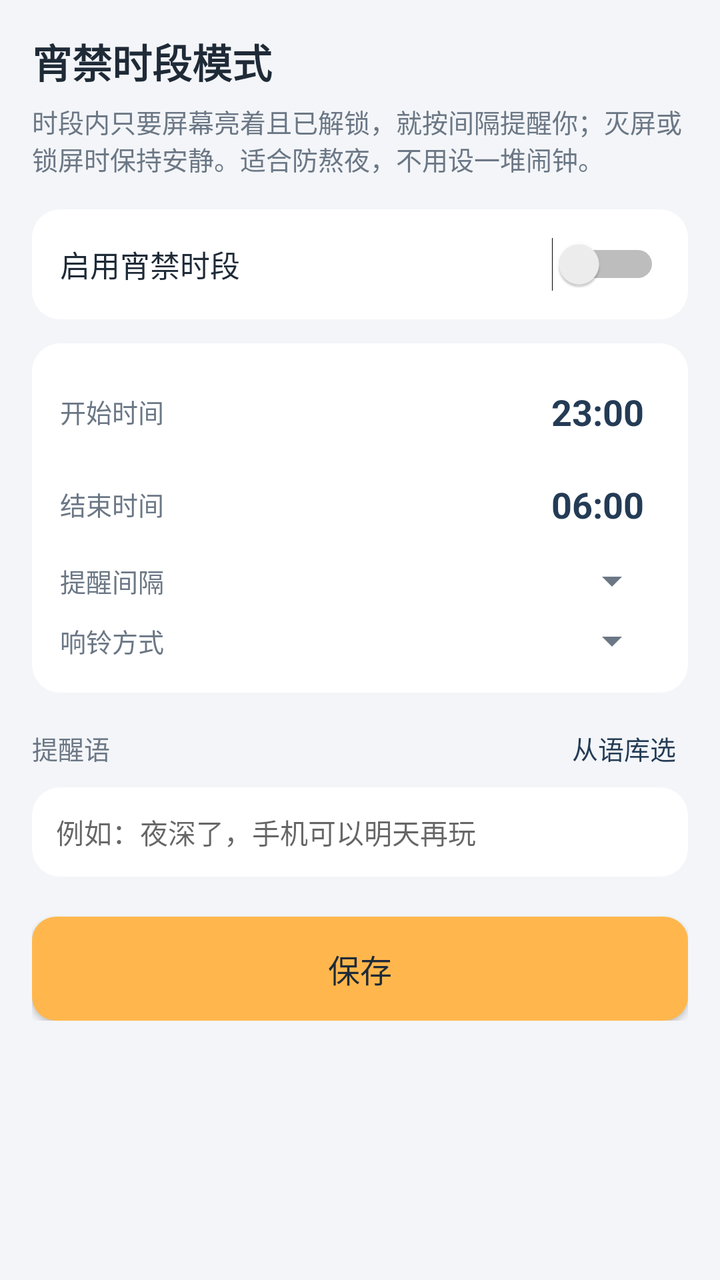
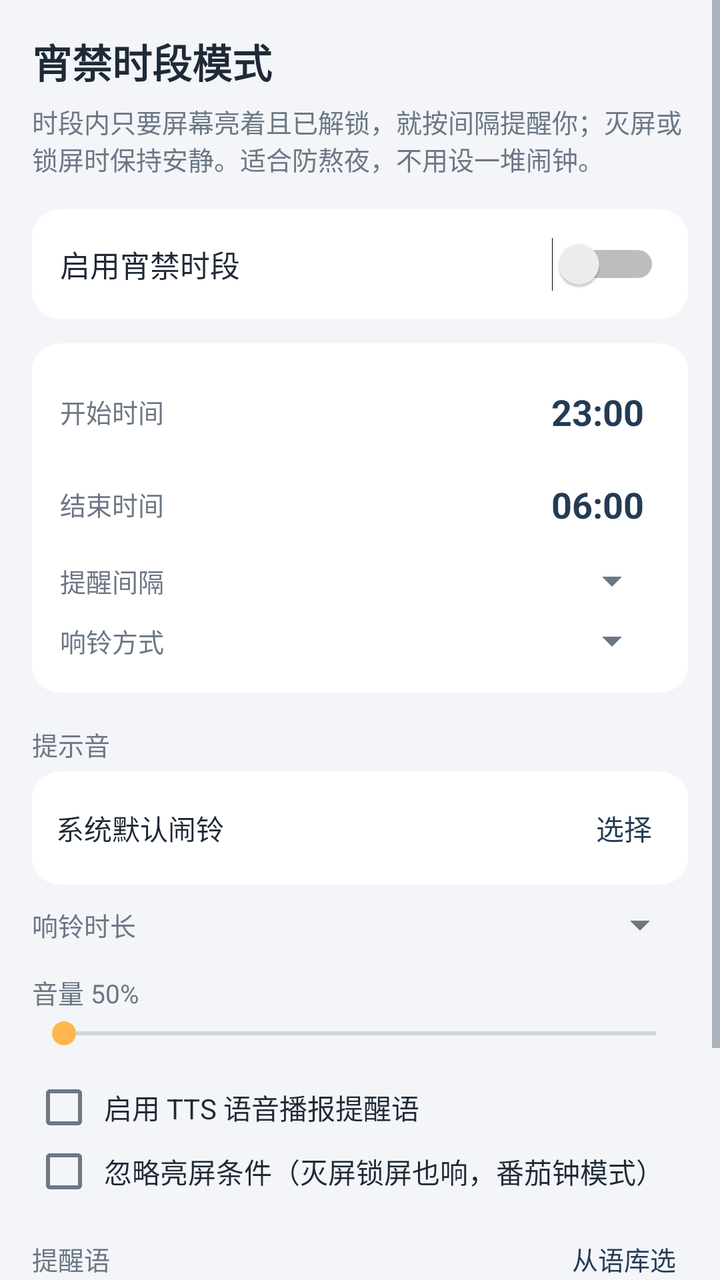

Compare the two renders of this Android layout. The source of the first and the diff that turns it into the second are given below.
<!-- AndroidManifest.xml: application theme Theme.LightAlarm -->
<!-- res/layout/activity_curfew.xml -->
<?xml version="1.0" encoding="utf-8"?>
<ScrollView xmlns:android="http://schemas.android.com/apk/res/android"
    android:layout_width="match_parent"
    android:layout_height="match_parent"
    android:background="@color/bg">

    <LinearLayout
        android:layout_width="match_parent"
        android:layout_height="wrap_content"
        android:orientation="vertical"
        android:padding="16dp">

        <TextView
            android:layout_width="wrap_content"
            android:layout_height="wrap_content"
            android:text="宵禁时段模式"
            android:textColor="@color/text"
            android:textSize="20sp"
            android:textStyle="bold" />

        <TextView
            android:layout_width="match_parent"
            android:layout_height="wrap_content"
            android:paddingTop="6dp"
            android:text="时段内只要屏幕亮着且已解锁，就按间隔提醒你；灭屏或锁屏时保持安静。适合防熬夜，不用设一堆闹钟。"
            android:textColor="@color/sub"
            android:textSize="13sp" />

        <LinearLayout
            android:layout_width="match_parent"
            android:layout_height="wrap_content"
            android:layout_marginTop="16dp"
            android:background="@drawable/bg_card"
            android:gravity="center_vertical"
            android:orientation="horizontal"
            android:padding="14dp">

            <TextView
                android:layout_width="0dp"
                android:layout_height="wrap_content"
                android:layout_weight="1"
                android:text="启用宵禁时段"
                android:textColor="@color/text"
                android:textSize="15sp" />

            <Switch
                android:id="@+id/switchCurfewEnable"
                android:layout_width="wrap_content"
                android:layout_height="wrap_content" />
        </LinearLayout>

        <LinearLayout
            android:layout_width="match_parent"
            android:layout_height="wrap_content"
            android:layout_marginTop="12dp"
            android:background="@drawable/bg_card"
            android:orientation="vertical"
            android:padding="14dp">

            <LinearLayout
                android:layout_width="match_parent"
                android:layout_height="wrap_content"
                android:gravity="center_vertical"
                android:orientation="horizontal">

                <TextView
                    android:layout_width="0dp"
                    android:layout_height="wrap_content"
                    android:layout_weight="1"
                    android:text="开始时间"
                    android:textColor="@color/sub"
                    android:textSize="13sp" />

                <TextView
                    android:id="@+id/btnCurfewStart"
                    android:layout_width="wrap_content"
                    android:layout_height="wrap_content"
                    android:padding="8dp"
                    android:text="23:00"
                    android:textColor="@color/primary"
                    android:textSize="18sp"
                    android:textStyle="bold" />
            </LinearLayout>

            <LinearLayout
                android:layout_width="match_parent"
                android:layout_height="wrap_content"
                android:layout_marginTop="6dp"
                android:gravity="center_vertical"
                android:orientation="horizontal">

                <TextView
                    android:layout_width="0dp"
                    android:layout_height="wrap_content"
                    android:layout_weight="1"
                    android:text="结束时间"
                    android:textColor="@color/sub"
                    android:textSize="13sp" />

                <TextView
                    android:id="@+id/btnCurfewEnd"
                    android:layout_width="wrap_content"
                    android:layout_height="wrap_content"
                    android:padding="8dp"
                    android:text="06:00"
                    android:textColor="@color/primary"
                    android:textSize="18sp"
                    android:textStyle="bold" />
            </LinearLayout>

            <LinearLayout
                android:layout_width="match_parent"
                android:layout_height="wrap_content"
                android:layout_marginTop="6dp"
                android:gravity="center_vertical"
                android:orientation="horizontal">

                <TextView
                    android:layout_width="0dp"
                    android:layout_height="wrap_content"
                    android:layout_weight="1"
                    android:text="提醒间隔"
                    android:textColor="@color/sub"
                    android:textSize="13sp" />

                <Spinner
                    android:id="@+id/spCurfewInterval"
                    android:layout_width="wrap_content"
                    android:layout_height="wrap_content" />
            </LinearLayout>

            <LinearLayout
                android:layout_width="match_parent"
                android:layout_height="wrap_content"
                android:layout_marginTop="6dp"
                android:gravity="center_vertical"
                android:orientation="horizontal">

                <TextView
                    android:layout_width="0dp"
                    android:layout_height="wrap_content"
                    android:layout_weight="1"
                    android:text="响铃方式"
                    android:textColor="@color/sub"
                    android:textSize="13sp" />

                <Spinner
                    android:id="@+id/spCurfewSoundMode"
                    android:layout_width="wrap_content"
                    android:layout_height="wrap_content" />
            </LinearLayout>
        </LinearLayout>

        <LinearLayout
            android:layout_width="match_parent"
            android:layout_height="wrap_content"
            android:layout_marginTop="12dp"
            android:gravity="center_vertical"
            android:orientation="horizontal">

            <TextView
                android:layout_width="0dp"
                android:layout_height="wrap_content"
                android:layout_weight="1"
                android:text="提醒语"
                android:textColor="@color/sub"
                android:textSize="13sp" />

            <TextView
                android:id="@+id/btnCurfewPhrases"
                android:layout_width="wrap_content"
                android:layout_height="wrap_content"
                android:padding="6dp"
                android:text="从语库选"
                android:textColor="@color/primary"
                android:textSize="13sp" />
        </LinearLayout>

        <EditText
            android:id="@+id/etCurfewMessage"
            android:layout_width="match_parent"
            android:layout_height="wrap_content"
            android:layout_marginTop="4dp"
            android:background="@drawable/bg_card"
            android:hint="例如：夜深了，手机可以明天再玩"
            android:inputType="text"
            android:padding="12dp"
            android:singleLine="true"
            android:textColor="@color/text"
            android:textSize="14sp" />

        <Button
            android:id="@+id/btnCurfewSave"
            android:layout_width="match_parent"
            android:layout_height="52dp"
            android:layout_marginTop="20dp"
            android:background="@drawable/bg_button_primary"
            android:text="保存"
            android:textAllCaps="false"
            android:textColor="#FF1F2A37"
            android:textSize="16sp" />

    </LinearLayout>
</ScrollView>
<!-- resources referenced by this layout -->
<resources>
  <color name="bg">#FFF3F5F8</color>
  <color name="primary">#FF243B55</color>
  <color name="sub">#FF6B7785</color>
  <color name="text">#FF1F2A37</color>
  <!-- drawable bg_button_primary (drawable) -->
  <?xml version="1.0" encoding="utf-8"?>
  <shape xmlns:android="http://schemas.android.com/apk/res/android"
      android:shape="rectangle">
      <solid android:color="@color/accent" />
      <corners android:radius="12dp" />
  </shape>
  <!-- drawable bg_card (drawable) -->
  <?xml version="1.0" encoding="utf-8"?>
  <shape xmlns:android="http://schemas.android.com/apk/res/android"
      android:shape="rectangle">
      <solid android:color="@color/card" />
      <corners android:radius="14dp" />
  </shape>
  <style name="Theme.LightAlarm" parent="Theme.AppCompat.Light.NoActionBar">
          <item name="colorPrimary">@color/primary</item>
          <item name="colorPrimaryDark">@color/primary_dark</item>
          <item name="colorAccent">@color/accent</item>
          <item name="android:windowBackground">@color/bg</item>
          <item name="android:statusBarColor">@color/primary_dark</item>
          <item name="android:textColorPrimary">@color/text</item>
          <item name="android:textColorSecondary">@color/sub</item>
      </style>
  <color name="accent">#FFFFB74D</color>
  <color name="card">#FFFFFFFF</color>
  <color name="primary_dark">#FF16232F</color>
</resources>

<!-- the commit's change to res/layout/activity_curfew.xml (unified diff, before → after) -->
@@ -150,6 +150,99 @@
                     android:layout_height="wrap_content" />
             </LinearLayout>
         </LinearLayout>
+
+        
+        <TextView
+            android:layout_width="wrap_content"
+            android:layout_height="wrap_content"
+            android:layout_marginTop="16dp"
+            android:text="提示音"
+            android:textColor="@color/sub"
+            android:textSize="13sp" />
+
+        <LinearLayout
+            android:layout_width="match_parent"
+            android:layout_height="wrap_content"
+            android:layout_marginTop="4dp"
+            android:background="@drawable/bg_card"
+            android:gravity="center_vertical"
+            android:orientation="horizontal"
+            android:padding="12dp">
+
+            <TextView
+                android:id="@+id/tvCurfewSound"
+                android:layout_width="0dp"
+                android:layout_height="wrap_content"
+                android:layout_weight="1"
+                android:text="系统默认闹铃"
+                android:textColor="@color/text"
+                android:textSize="14sp" />
+
+            <TextView
+                android:id="@+id/btnCurfewPickSound"
+                android:layout_width="wrap_content"
+                android:layout_height="wrap_content"
+                android:padding="6dp"
+                android:text="选择"
+                android:textColor="@color/primary"
+                android:textSize="14sp" />
+        </LinearLayout>
+
+        <LinearLayout
+            android:layout_width="match_parent"
+            android:layout_height="wrap_content"
+            android:layout_marginTop="8dp"
+            android:gravity="center_vertical"
+            android:orientation="horizontal">
+
+            <TextView
+                android:layout_width="90dp"
+                android:layout_height="wrap_content"
+                android:text="响铃时长"
+                android:textColor="@color/sub"
+                android:textSize="13sp" />
+
+            <Spinner
+                android:id="@+id/spCurfewRingSeconds"
+                android:layout_width="0dp"
+                android:layout_height="wrap_content"
+                android:layout_weight="1" />
+        </LinearLayout>
+
+        <TextView
+            android:id="@+id/tvCurfewVolumeLabel"
+            android:layout_width="wrap_content"
+            android:layout_height="wrap_content"
+            android:layout_marginTop="12dp"
+            android:text="音量 50%"
+            android:textColor="@color/sub"
+            android:textSize="13sp" />
+
+        <SeekBar
+            android:id="@+id/seekCurfewVolume"
+            android:layout_width="match_parent"
+            android:layout_height="wrap_content"
+            android:layout_marginTop="2dp"
+            android:max="100" />
+
+        <CheckBox
+            android:id="@+id/cbCurfewVoice"
+            android:layout_width="match_parent"
+            android:layout_height="wrap_content"
+            android:layout_marginTop="12dp"
+            android:padding="4dp"
+            android:text="启用 TTS 语音播报提醒语"
+            android:textColor="@color/text"
+            android:textSize="14sp" />
+
+        <CheckBox
+            android:id="@+id/cbCurfewIgnoreScreen"
+            android:layout_width="match_parent"
+            android:layout_height="wrap_content"
+            android:padding="4dp"
+            android:text="忽略亮屏条件（灭屏锁屏也响，番茄钟模式）"
+            android:textColor="@color/text"
+            android:textSize="14sp" />
 
         <LinearLayout
             android:layout_width="match_parent"
